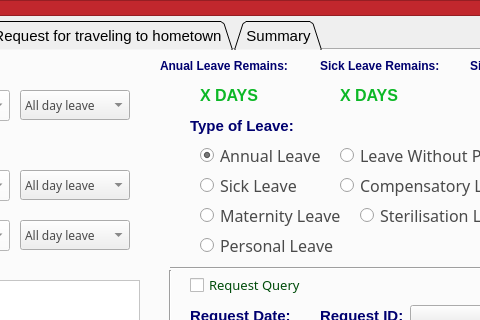
First picture: the form in ui/askforleave.ui, repository Josefina-Hernandez/akt_hr_tool, before the edit; both pictures show x 222 to 702 and y 0 to 320 of the 831 by 550 pixel window.
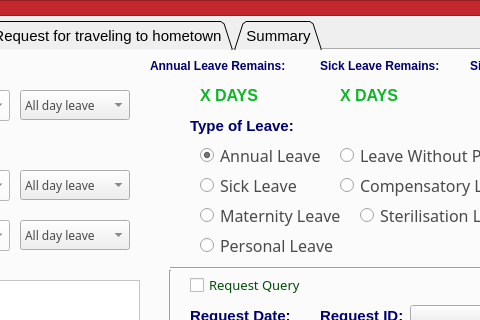
Second picture: the form after the edit.

What changed in the file:
```diff
--- a/ui/askforleave.ui
+++ b/ui/askforleave.ui
@@ -724,7 +724,7 @@
      <widget class="QLabel" name="label_9">
       <property name="geometry">
        <rect>
-        <x>380</x>
+        <x>370</x>
         <y>0</y>
         <width>170</width>
         <height>31</height>
@@ -745,7 +745,7 @@
 }</string>
       </property>
       <property name="text">
-       <string>Anual Leave Remains:</string>
+       <string>Annual Leave Remains:</string>
       </property>
      </widget>
      <widget class="QLabel" name="label_10">
```
